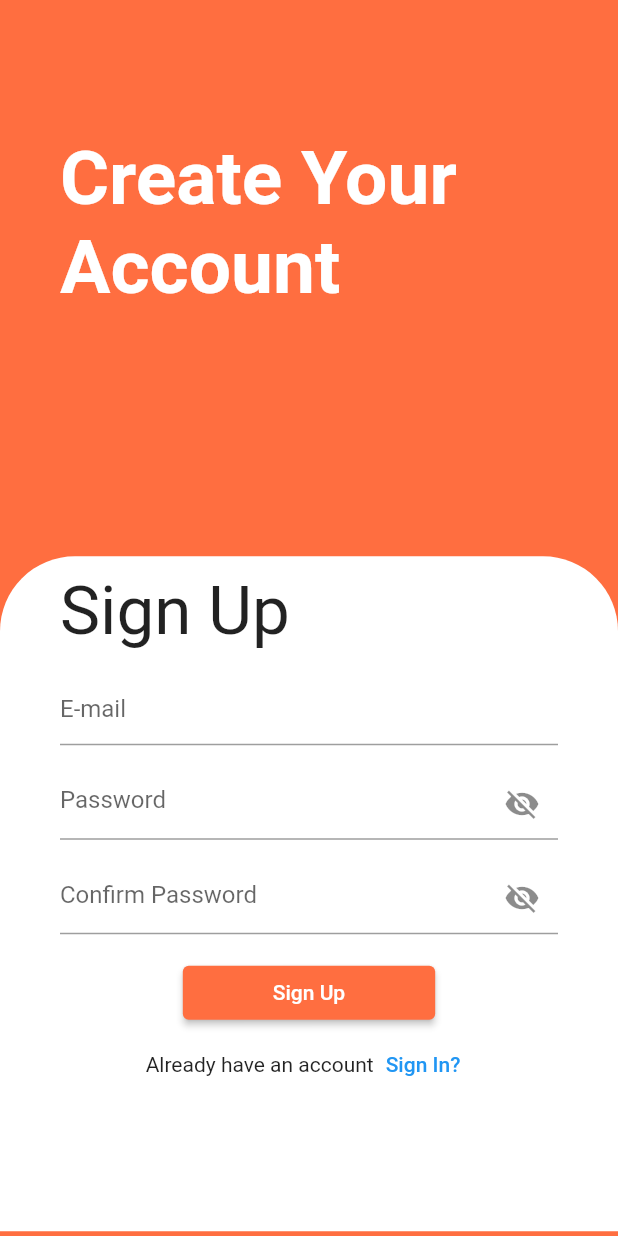
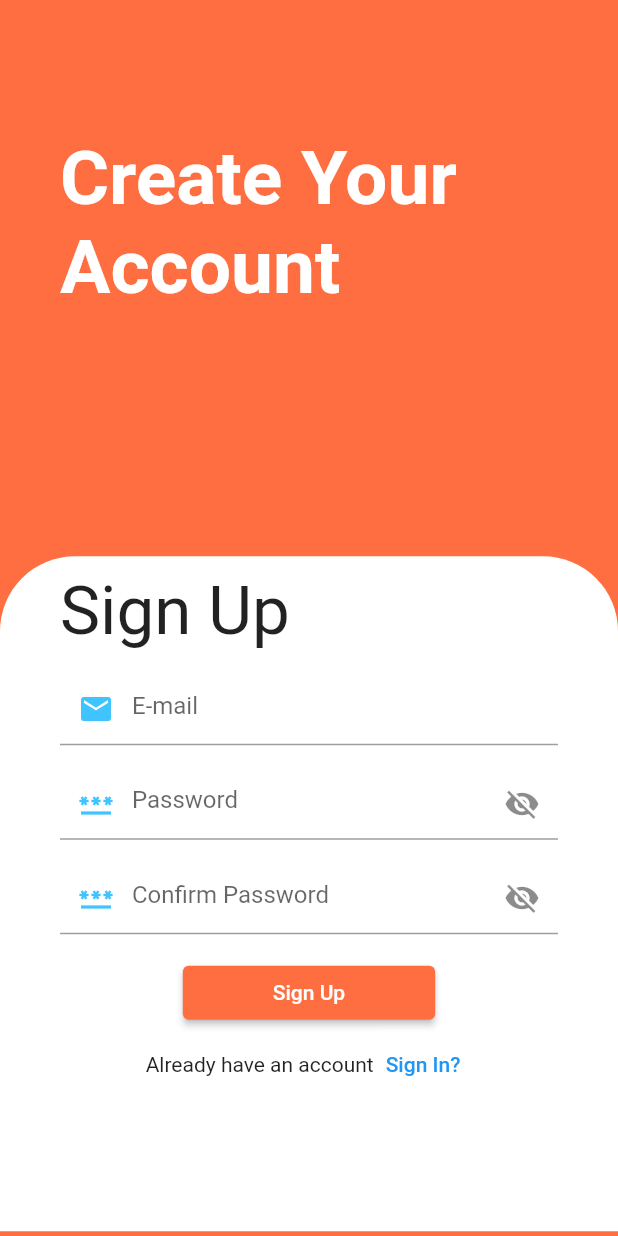
Before and after one commit to JayeshParab970/Login_page, a Flutter app: the SignUpPage screen opened directly, on a phone screen of 412 x 824 dp. Run offline on Flutter 3.47's test engine with Material 2 defaults, Android fonts, the phone set to English and light mode, and no system bars.

Commit message:
Login Page and Register Page

```diff
--- a/lib/signIn.dart
+++ b/lib/signIn.dart
@@ -42,6 +42,7 @@ class _SignUpPageState extends State<SignUpPage> {
                     TextField(
                       decoration: InputDecoration(
                         hintText: "E-mail",
+                        prefixIcon: Icon(Icons.email,color: Colors.lightBlueAccent),
 
                       ),
                     ),
@@ -51,6 +52,7 @@ class _SignUpPageState extends State<SignUpPage> {
                       obscureText: hide,
                       decoration: InputDecoration(
                           hintText: "Password",
+                          prefixIcon: Icon(Icons.password,color: Colors.lightBlueAccent),
                           suffixIcon:IconButton(onPressed:(){setState(() {
                             hide= !hide;
                           });
@@ -63,7 +65,8 @@ class _SignUpPageState extends State<SignUpPage> {
                       controller: confirmPassword,
                       obscureText: hide,
                       decoration: InputDecoration(
-                          hintText: "Confirm Password",
+                          hintText: "Confirm Password"
+                          ,prefixIcon: Icon(Icons.password,color: Colors.lightBlueAccent),
                           suffixIcon:IconButton(onPressed:(){setState(() {
                             hide= !hide;
                           });
```
